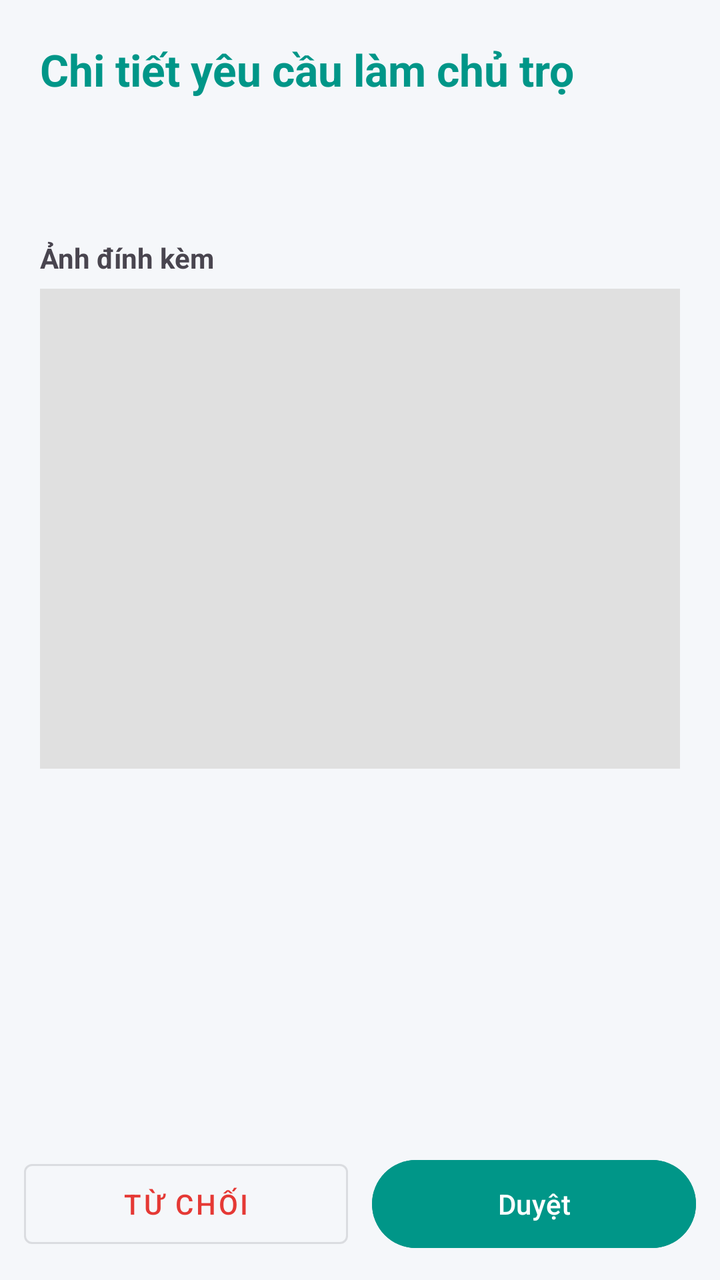
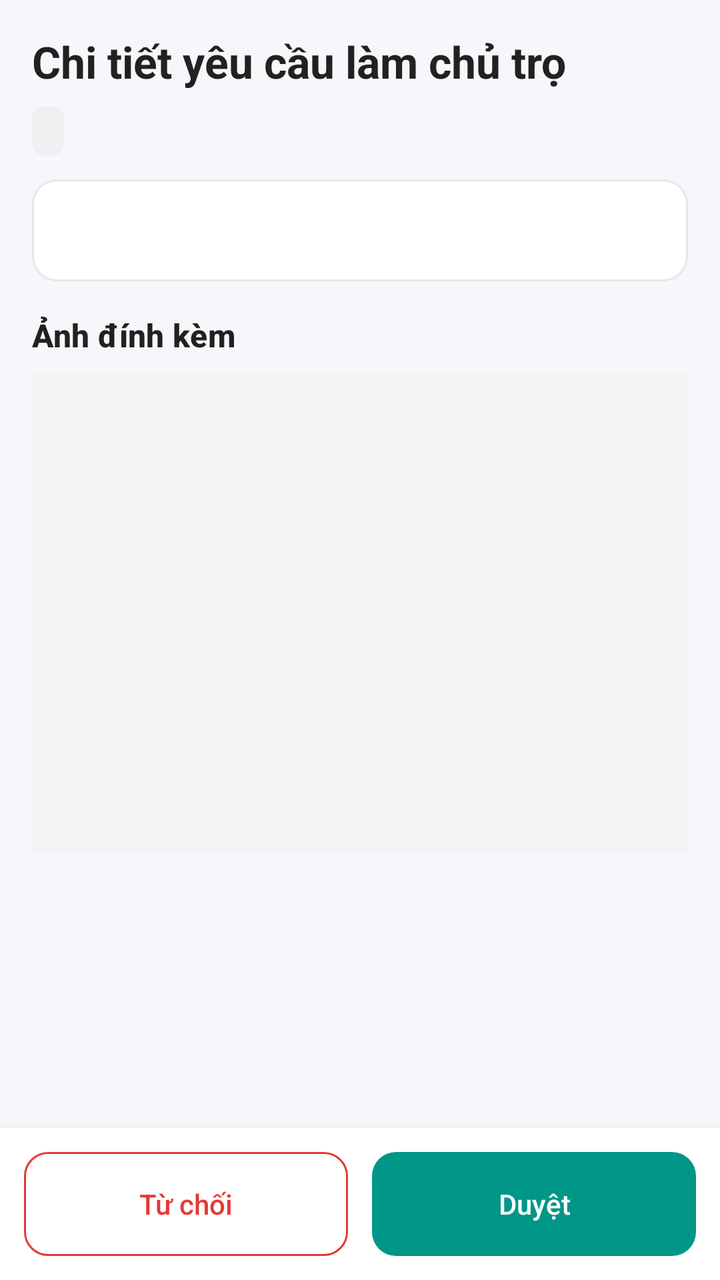

Screens rendered from an Android XML layout before and after an edit, with the pre-edit source and the edit as a unified diff.
<!-- AndroidManifest.xml: application theme Theme.QLPT -->
<!-- res/layout/activity_role_request_detail.xml -->
<?xml version="1.0" encoding="utf-8"?>
<LinearLayout xmlns:android="http://schemas.android.com/apk/res/android"
    android:layout_width="match_parent"
    android:layout_height="match_parent"
    android:background="#F5F7FA"
    android:orientation="vertical">

    <ScrollView
        android:layout_width="match_parent"
        android:layout_height="0dp"
        android:layout_weight="1">

        <LinearLayout
            android:layout_width="match_parent"
            android:layout_height="wrap_content"
            android:orientation="vertical"
            android:padding="20dp">

            <TextView
                android:layout_width="wrap_content"
                android:layout_height="wrap_content"
                android:text="Chi tiết yêu cầu làm chủ trọ"
                android:textColor="#009688"
                android:textSize="22sp"
                android:textStyle="bold" />

            <TextView
                android:id="@+id/tvStatus"
                android:layout_width="wrap_content"
                android:layout_height="wrap_content"
                android:layout_marginTop="4dp"
                android:textStyle="bold" />

            <TextView
                android:id="@+id/tvInfo"
                android:layout_width="match_parent"
                android:layout_height="wrap_content"
                android:layout_marginTop="12dp"
                android:lineSpacingExtra="6dp" />

            <TextView
                android:layout_width="wrap_content"
                android:layout_height="wrap_content"
                android:layout_marginTop="16dp"
                android:text="Ảnh đính kèm"
                android:textStyle="bold" />

            <androidx.viewpager2.widget.ViewPager2
                android:id="@+id/vpImages"
                android:layout_width="match_parent"
                android:layout_height="240dp"
                android:layout_marginTop="6dp"
                android:background="#E0E0E0" />
        </LinearLayout>
    </ScrollView>

    <LinearLayout
        android:id="@+id/layoutActions"
        android:layout_width="match_parent"
        android:layout_height="wrap_content"
        android:orientation="horizontal"
        android:padding="12dp">

        <Button
            android:id="@+id/btnReject"
            style="@style/Widget.MaterialComponents.Button.OutlinedButton"
            android:layout_width="0dp"
            android:layout_height="52dp"
            android:layout_weight="1"
            android:layout_marginEnd="6dp"
            android:text="Từ chối"
            android:textColor="#E53935" />

        <Button
            android:id="@+id/btnApprove"
            android:layout_width="0dp"
            android:layout_height="52dp"
            android:layout_weight="1"
            android:layout_marginStart="6dp"
            android:backgroundTint="#009688"
            android:text="Duyệt" />
    </LinearLayout>
</LinearLayout>
<!-- resources referenced by this layout -->
<resources>
  <style name="Base.Theme.QLPT" parent="Theme.Material3.DayNight.NoActionBar">
          <item name="colorPrimary">@color/colorPrimary</item>
          <item name="colorPrimaryDark">@color/colorPrimaryDark</item>
          <item name="colorAccent">@color/colorAccent</item>
          <item name="android:statusBarColor">@color/colorPrimaryDark</item>
          <item name="textInputStyle">@style/App.TextInput</item>
      </style>
  <color name="colorPrimary">#1976D2</color>
  <color name="colorPrimaryDark">#1565C0</color>
  <color name="colorAccent">#FF6F00</color>
  <style name="App.TextInput" parent="Widget.Material3.TextInputLayout.OutlinedBox">
          <item name="boxCornerRadiusTopStart">12dp</item>
          <item name="boxCornerRadiusTopEnd">12dp</item>
          <item name="boxCornerRadiusBottomStart">12dp</item>
          <item name="boxCornerRadiusBottomEnd">12dp</item>
      </style>
  <!-- unchanged entries left out for length: 1 -->
</resources>

<!-- the commit's change to res/layout/activity_role_request_detail.xml (unified diff, before → after) -->
@@ -1,56 +1,62 @@
 <?xml version="1.0" encoding="utf-8"?>
-<LinearLayout xmlns:android="http://schemas.android.com/apk/res/android"
+<LinearLayout
+    xmlns:android="http://schemas.android.com/apk/res/android"
+    xmlns:app="http://schemas.android.com/apk/res-auto"
     android:layout_width="match_parent"
     android:layout_height="match_parent"
-    android:background="#F5F7FA"
-    android:orientation="vertical">
+    android:background="@color/qlpt_surface"
+    android:orientation="vertical"
+    android:fitsSystemWindows="true">
 
     <ScrollView
         android:layout_width="match_parent"
         android:layout_height="0dp"
-        android:layout_weight="1">
+        android:layout_weight="1"
+        android:background="@color/qlpt_background">
 
         <LinearLayout
             android:layout_width="match_parent"
             android:layout_height="wrap_content"
             android:orientation="vertical"
-            android:padding="20dp">
+            android:padding="16dp">
 
             <TextView
                 android:layout_width="wrap_content"
                 android:layout_height="wrap_content"
                 android:text="Chi tiết yêu cầu làm chủ trọ"
-                android:textColor="#009688"
-                android:textSize="22sp"
-                android:textStyle="bold" />
+                android:textAppearance="@style/TextAppearance.QLPT.ScreenTitle" />
 
             <TextView
                 android:id="@+id/tvStatus"
+                style="@style/Widget.QLPT.Badge"
                 android:layout_width="wrap_content"
                 android:layout_height="wrap_content"
-                android:layout_marginTop="4dp"
-                android:textStyle="bold" />
+                android:layout_marginTop="8dp" />
 
             <TextView
                 android:id="@+id/tvInfo"
                 android:layout_width="match_parent"
                 android:layout_height="wrap_content"
                 android:layout_marginTop="12dp"
-                android:lineSpacingExtra="6dp" />
+                android:lineSpacingExtra="6dp"
+                android:textColor="@color/qlpt_text"
+                android:textSize="14sp"
+                android:background="@drawable/bg_card_outlined"
+                android:padding="16dp" />
 
             <TextView
                 android:layout_width="wrap_content"
                 android:layout_height="wrap_content"
                 android:layout_marginTop="16dp"
                 android:text="Ảnh đính kèm"
-                android:textStyle="bold" />
+                android:textAppearance="@style/TextAppearance.QLPT.SectionTitle" />
 
             <androidx.viewpager2.widget.ViewPager2
                 android:id="@+id/vpImages"
                 android:layout_width="match_parent"
                 android:layout_height="240dp"
-                android:layout_marginTop="6dp"
-                android:background="#E0E0E0" />
+                android:layout_marginTop="8dp"
+                android:background="@color/qlpt_surface_variant" />
         </LinearLayout>
     </ScrollView>
 
@@ -59,25 +65,34 @@
         android:layout_width="match_parent"
         android:layout_height="wrap_content"
         android:orientation="horizontal"
-        android:padding="12dp">
+        android:padding="12dp"
+        android:background="@color/qlpt_surface"
+        android:elevation="8dp">
 
         <Button
             android:id="@+id/btnReject"
-            style="@style/Widget.MaterialComponents.Button.OutlinedButton"
+            style="@style/Widget.QLPT.Button.Outlined"
             android:layout_width="0dp"
-            android:layout_height="52dp"
+            android:layout_height="wrap_content"
             android:layout_weight="1"
             android:layout_marginEnd="6dp"
             android:text="Từ chối"
-            android:textColor="#E53935" />
+            android:textColor="@color/qlpt_error"
+            android:minHeight="52dp"
+            android:insetTop="0dp"
+            android:insetBottom="0dp"
+            app:strokeColor="@color/qlpt_error" />
 
         <Button
             android:id="@+id/btnApprove"
+            style="@style/Widget.QLPT.Button"
             android:layout_width="0dp"
-            android:layout_height="52dp"
+            android:layout_height="wrap_content"
             android:layout_weight="1"
             android:layout_marginStart="6dp"
-            android:backgroundTint="#009688"
-            android:text="Duyệt" />
+            android:text="Duyệt"
+            android:minHeight="52dp"
+            android:insetTop="0dp"
+            android:insetBottom="0dp" />
     </LinearLayout>
 </LinearLayout>
<!-- resource entries referenced after the edit -->
@@ -1,21 +1,141 @@
 <!-- resources referenced by this layout -->
 <resources>
-  <style name="Base.Theme.QLPT" parent="Theme.Material3.DayNight.NoActionBar">
+  <color name="qlpt_background">#F5F7FA</color>
+  <color name="qlpt_error">#E53935</color>
+  <color name="qlpt_surface">#FFFFFF</color>
+  <color name="qlpt_surface_variant">#F1F3F5</color>
+  <color name="qlpt_text">#212121</color>
+  <!-- drawable bg_card_outlined (drawable) -->
+  <?xml version="1.0" encoding="utf-8"?>
+  <shape xmlns:android="http://schemas.android.com/apk/res/android"
+      android:shape="rectangle">
+      <solid android:color="@color/qlpt_surface" />
+      <stroke
+          android:width="1dp"
+          android:color="@color/qlpt_border" />
+      <corners android:radius="12dp" />
+  </shape>
+  <style name="TextAppearance.QLPT.ScreenTitle" parent="TextAppearance.Material3.HeadlineSmall">
+          <item name="android:textSize">22sp</item>
+          <item name="android:textStyle">bold</item>
+          <item name="android:textColor">@color/qlpt_text</item>
+      </style>
+  <style name="TextAppearance.QLPT.SectionTitle" parent="TextAppearance.Material3.TitleMedium">
+          <item name="android:textSize">16sp</item>
+          <item name="android:textStyle">bold</item>
+          <item name="android:textColor">@color/qlpt_text</item>
+      </style>
+  <style name="Widget.QLPT.Badge" parent="">
+          <item name="android:paddingStart">8dp</item>
+          <item name="android:paddingEnd">8dp</item>
+          <item name="android:paddingTop">4dp</item>
+          <item name="android:paddingBottom">4dp</item>
+          <item name="android:textSize">12sp</item>
+          <item name="android:textStyle">bold</item>
+          <item name="android:background">@drawable/bg_status_neutral</item>
+          <item name="android:textColor">@color/qlpt_text_secondary</item>
+      </style>
+  <style name="Widget.QLPT.Button" parent="Widget.Material3.Button">
+          <item name="cornerRadius">12dp</item>
+          <item name="android:textAllCaps">false</item>
+          <item name="android:letterSpacing">0</item>
+      </style>
+  <style name="Widget.QLPT.Button.Outlined" parent="Widget.Material3.Button.OutlinedButton">
+          <item name="cornerRadius">12dp</item>
+          <item name="android:textAllCaps">false</item>
+          <item name="android:letterSpacing">0</item>
+          <item name="strokeColor">@color/qlpt_border</item>
+      </style>
+  <color name="qlpt_border">#E5E7EB</color>
+  <!-- drawable bg_status_neutral (drawable) -->
+  <?xml version="1.0" encoding="utf-8"?>
+  <shape xmlns:android="http://schemas.android.com/apk/res/android"
+      android:shape="rectangle">
+      <solid android:color="@color/qlpt_neutral_bg" />
+      <corners android:radius="6dp" />
+  </shape>
+  <color name="qlpt_text_secondary">#616161</color>
+  <style name="Base.Theme.QLPT" parent="Theme.Material3.Light.NoActionBar">
+          
           <item name="colorPrimary">@color/colorPrimary</item>
+          <item name="colorOnPrimary">@color/qlpt_surface</item>
+          <item name="colorPrimaryContainer">@color/qlpt_primary_container</item>
+          <item name="colorOnPrimaryContainer">@color/qlpt_on_primary_container</item>
           <item name="colorPrimaryDark">@color/colorPrimaryDark</item>
           <item name="colorAccent">@color/colorAccent</item>
+  
+          
+          <item name="colorSecondary">@color/qlpt_accent</item>
+          <item name="colorOnSecondary">@color/qlpt_surface</item>
+          <item name="colorSecondaryContainer">@color/qlpt_primary_container</item>
+          <item name="colorOnSecondaryContainer">@color/qlpt_on_primary_container</item>
+  
+          <item name="colorError">@color/qlpt_error</item>
+  
+          
+          <item name="android:colorBackground">@color/qlpt_background</item>
+          <item name="colorSurface">@color/qlpt_surface</item>
+          <item name="colorSurfaceContainer">@color/qlpt_surface</item>
+          <item name="colorOnSurface">@color/qlpt_text</item>
+          <item name="colorOnSurfaceVariant">@color/qlpt_text_secondary</item>
+          <item name="colorOutline">@color/qlpt_text_hint</item>
+          <item name="colorOutlineVariant">@color/qlpt_border</item>
+  
+          
           <item name="android:statusBarColor">@color/colorPrimaryDark</item>
+          <item name="android:windowLightStatusBar">@bool/qlpt_light_status_bar</item>
+  
+          
+          <item name="materialButtonStyle">@style/Widget.QLPT.Button</item>
+          <item name="materialButtonOutlinedStyle">@style/Widget.QLPT.Button.Outlined</item>
+          <item name="materialCardViewStyle">@style/Widget.QLPT.Card</item>
           <item name="textInputStyle">@style/App.TextInput</item>
+          <item name="bottomNavigationStyle">@style/Widget.QLPT.BottomNav</item>
+          <item name="bottomSheetDialogTheme">@style/ThemeOverlay.QLPT.BottomSheetDialog</item>
       </style>
-  <color name="colorPrimary">#1976D2</color>
-  <color name="colorPrimaryDark">#1565C0</color>
-  <color name="colorAccent">#FF6F00</color>
+  <color name="qlpt_neutral_bg">#EEF0F2</color>
+  <color name="colorPrimary">@color/qlpt_primary</color>
+  <color name="qlpt_primary_container">#E0F2F1</color>
+  <color name="qlpt_on_primary_container">#00695C</color>
+  <color name="colorPrimaryDark">@color/qlpt_primary_dark</color>
+  <color name="colorAccent">@color/qlpt_accent</color>
+  <color name="qlpt_accent">#F57C00</color>
+  <color name="qlpt_text_hint">#9E9E9E</color>
+  <style name="Widget.QLPT.Card" parent="Widget.Material3.CardView.Outlined">
+          <item name="cardCornerRadius">12dp</item>
+          <item name="cardElevation">0dp</item>
+          <item name="strokeWidth">1dp</item>
+          <item name="strokeColor">@color/qlpt_border</item>
+          <item name="cardBackgroundColor">@color/qlpt_surface</item>
+      </style>
   <style name="App.TextInput" parent="Widget.Material3.TextInputLayout.OutlinedBox">
+          
+          <item name="boxBackgroundColor">@color/qlpt_surface</item>
           <item name="boxCornerRadiusTopStart">12dp</item>
           <item name="boxCornerRadiusTopEnd">12dp</item>
           <item name="boxCornerRadiusBottomStart">12dp</item>
           <item name="boxCornerRadiusBottomEnd">12dp</item>
       </style>
+  <style name="Widget.QLPT.BottomNav" parent="Widget.Material3.BottomNavigationView">
+          <item name="backgroundTint">@color/qlpt_surface</item>
+          <item name="elevation">8dp</item>
+      </style>
+  <style name="ThemeOverlay.QLPT.BottomSheetDialog" parent="ThemeOverlay.Material3.BottomSheetDialog">
+          <item name="bottomSheetStyle">@style/Widget.QLPT.BottomSheet</item>
+      </style>
+  <color name="qlpt_primary">#009688</color>
+  <color name="qlpt_primary_dark">#00796B</color>
+  <style name="Widget.QLPT.BottomSheet" parent="Widget.Material3.BottomSheet.Modal">
+          <item name="backgroundTint">@color/qlpt_surface</item>
+          <item name="shapeAppearance">@style/ShapeAppearance.QLPT.BottomSheet</item>
+      </style>
+  <style name="ShapeAppearance.QLPT.BottomSheet" parent="">
+          <item name="cornerFamily">rounded</item>
+          <item name="cornerSizeTopLeft">24dp</item>
+          <item name="cornerSizeTopRight">24dp</item>
+          <item name="cornerSizeBottomLeft">0dp</item>
+          <item name="cornerSizeBottomRight">0dp</item>
+      </style>
   <!-- unchanged entries left out for length: 1 -->
 </resources>
 
